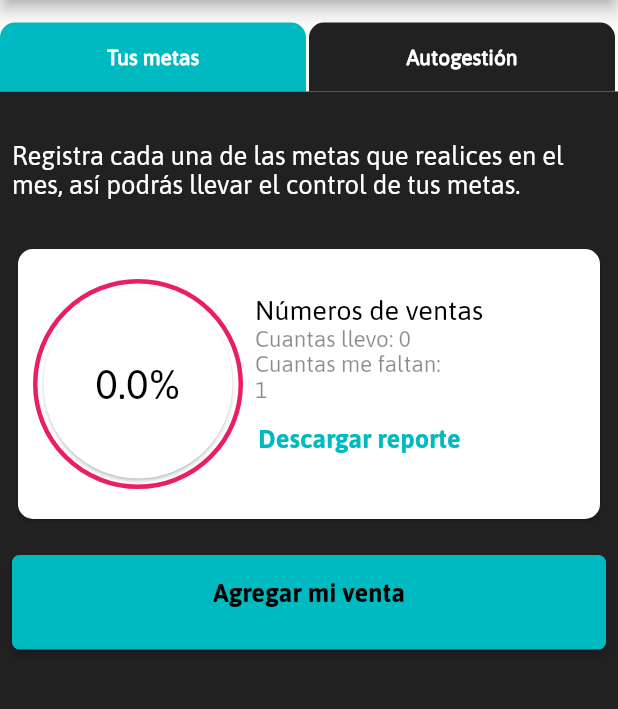
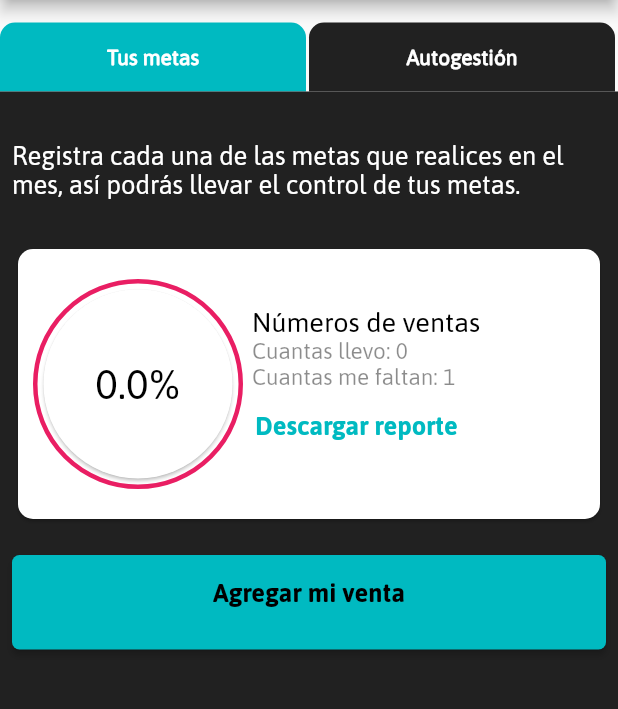
Before and after one commit to Duvan0902/promotoraapp, a Flutter app: the GoalsPage screen opened directly, after a tap on "Autogestión", on a phone screen of 412 x 824 dp, the part 84-793 px from its top. Run offline on Flutter 3.47's test engine with Material 2 defaults, Android fonts, the light colour scheme and no system bars; our stand-ins replace pie_chart, recase, rxdart, shared_preferences, webview_flutter, youtube_player_flutter; missing offline and left inert: audioplayer, flutter_rounded_progress_bar, flutter_search_bar, global_configuration, string_similarity; accounts and stored records are empty.

Commit message:
correction of spaces and letters.

```diff
--- a/lib/pages/contacts_management.dart
+++ b/lib/pages/contacts_management.dart
@@ -24,7 +24,8 @@ class _ContactsManagementListState extends State<ContactsManagementList> {
   String phone1 = '';
   @override
   Widget build(BuildContext context) {
-    var listTile = Column(
+    var listTile = Flexible(
+      child: Column(
         crossAxisAlignment: CrossAxisAlignment.start,
         children: [
           Row(
@@ -59,6 +60,7 @@ class _ContactsManagementListState extends State<ContactsManagementList> {
                 .copyWith(color: Colors.black45, fontSize: 15),
           ),
         ],
+      ),
     );
 
     return Container(
--- a/lib/pages/goals_information_page.dart
+++ b/lib/pages/goals_information_page.dart
@@ -199,8 +199,8 @@ class _GoaldInformationPageState extends State<GoaldInformationPage> {
                       .bodyText1
                       .copyWith(color: Colors.white, fontSize: 17)),
             ),
-            SizedBox(width: 10),
-            Column(
+            Flexible(
+                child: Column(
               crossAxisAlignment: CrossAxisAlignment.start,
               children: <Widget>[
                 Text(
@@ -233,7 +233,7 @@ class _GoaldInformationPageState extends State<GoaldInformationPage> {
                       .copyWith(color: Colors.black45, fontSize: 14),
                 )
               ],
-            )
+            ))
           ],
         ),
       ),
--- a/lib/pages/management_page.dart
+++ b/lib/pages/management_page.dart
@@ -104,13 +104,14 @@ class _ManagementPageState extends State<ManagementPage> {
                 ),
                 elevation: 1,
                 child: Center(
-                    child: Container(
-                  child: _percentagelist(),
-                )),
+                  child: Container(
+                    child: _percentagelist(),
+                  ),
+                ),
               ),
             ),
-            SizedBox(width: 8),
-            Container(
+            SizedBox(width: 6),
+            Flexible(
               child: Column(
                 crossAxisAlignment: CrossAxisAlignment.start,
                 children: <Widget>[
@@ -132,14 +133,7 @@ class _ManagementPageState extends State<ManagementPage> {
                             .copyWith(color: Colors.black45, fontSize: 15),
                       ),
                       Text(
-                        'Cuantas me faltan: ',
-                        style: Theme.of(context)
-                            .textTheme
-                            .bodyText1
-                            .copyWith(color: Colors.black45, fontSize: 15),
-                      ),
-                      Text(
-                        value.ceil().toString(),
+                        ('Cuantas me faltan: ' + value.ceil().toString()),
                         style: Theme.of(context)
                             .textTheme
                             .bodyText1
--- a/lib/pages/users_management.dart
+++ b/lib/pages/users_management.dart
@@ -24,7 +24,8 @@ class _UsersManagementListState extends State<UsersManagementList> {
   String phone2 = '';
   @override
   Widget build(BuildContext context) {
-    var listTile = Column(
+    var listTile = Flexible(
+        child: Column(
       crossAxisAlignment: CrossAxisAlignment.start,
       children: [
         Row(
@@ -57,7 +58,7 @@ class _UsersManagementListState extends State<UsersManagementList> {
               .copyWith(color: Colors.black45, fontSize: 15),
         ),
       ],
-    );
+    ));
 
     return Container(
       padding: EdgeInsets.fromLTRB(10, 0, 10, 0),
```
Lines whose indentation alone changed are shown as unchanged.
